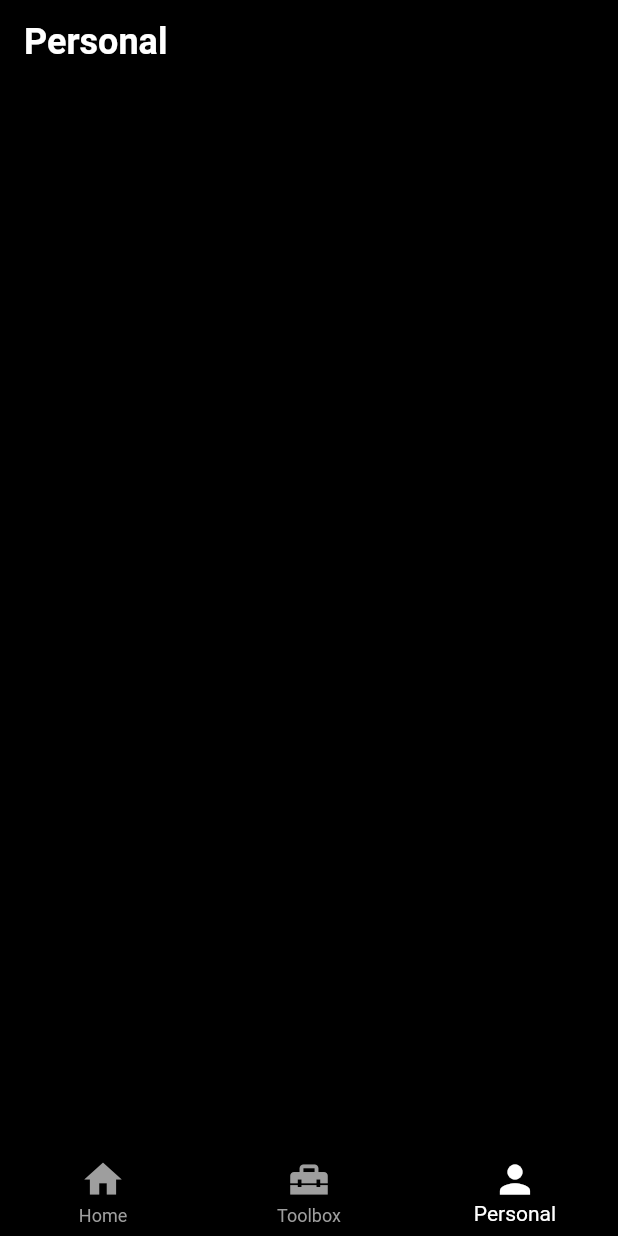
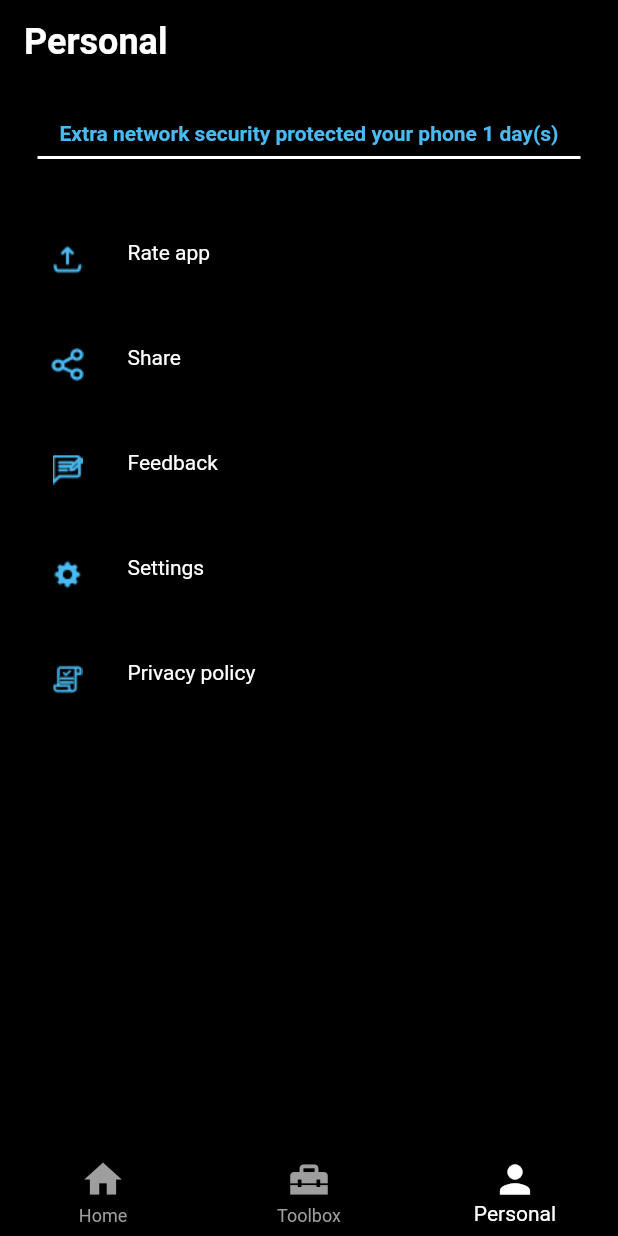
Before and after one commit to Doomzy/cleaner_app-flutterUI, a Flutter app: the screen it shows after launch, item 3 of the bottom bar chosen, on a phone screen of 412 x 824 dp. Run offline on Flutter 3.47's test engine with Material 2 defaults, Android fonts, the phone set to English and light mode, and no system bars.

Commit message:
2.2 created the personal tab and the settings pop-ups and functionalities

```diff
--- a/lib/layout/layout.dart
+++ b/lib/layout/layout.dart
@@ -1,4 +1,5 @@
 import 'package:cleaner_app_ui/providers/home_provider.dart';
+import 'package:cleaner_app_ui/providers/settings_provider.dart';
 import 'package:cleaner_app_ui/providers/toolbox_provider.dart';
 import 'package:cleaner_app_ui/screens/home/home_screen.dart';
 import 'package:flutter/material.dart';
@@ -16,6 +17,9 @@ class MyApp extends StatelessWidget {
         ),
         ChangeNotifierProvider<ToolboxProvider>(
           create: (context) => ToolboxProvider(),
+        ),
+        ChangeNotifierProvider<SettingsProvider>(
+          create: (context) => SettingsProvider(),
         ),
       ],
       builder: (context, child) => MaterialApp(
--- a/lib/models/models.dart
+++ b/lib/models/models.dart
@@ -3,3 +3,9 @@ class appModel {
   String appName;
   appModel(this.iconPath, this.appName);
 }
+
+class settingsModel {
+  String name;
+  String? info;
+  settingsModel(this.name, this.info);
+}
--- /dev/null
+++ b/lib/providers/settings_provider.dart
@@ -0,0 +1,53 @@
+import 'package:cleaner_app_ui/models/models.dart';
+import 'package:flutter/cupertino.dart';
+
+class SettingsProvider extends ChangeNotifier {
+  Map<settingsModel, bool> genSettings = {
+    settingsModel('Notification switcher', null): true,
+    settingsModel('On', null): true,
+  };
+  Map<settingsModel, bool> notifSettings = {
+    settingsModel('Phone boost reminder', 'Remind when memory overheating'):
+        true,
+    settingsModel('CPU cooler reminder', 'Remind me when CPU overheating'):
+        true,
+    settingsModel('Battery saver', 'Remind me when apps draining battery'):
+        true,
+    settingsModel('App install', 'Delete the APK file after app installed'):
+        true,
+    settingsModel('App uninstall', 'Delete the APK file after app unstalled'):
+        true,
+  };
+
+  void toggleSettings(b, e, sId) {
+    if (sId == 1)
+      genSettings[e] = b;
+    else
+      notifSettings[e] = b;
+    notifyListeners();
+  }
+
+  var startTime = '10:00 AM';
+  var stopTime = '8:00 PM';
+
+  void setTime(v, tId) {
+    if (tId == 1)
+      startTime = v;
+    else
+      stopTime = v;
+    notifyListeners();
+  }
+
+  List reminderFrequincies = [
+    'Every day',
+    'Every 3 day',
+    'Every 7 day',
+    'Never remind',
+  ];
+  var reminderFreq = 0;
+
+  void setFreq(i) {
+    reminderFreq = i;
+    notifyListeners();
+  }
+}
--- a/lib/screens/home/tabs/personal.dart
+++ b/lib/screens/home/tabs/personal.dart
@@ -1,9 +1,50 @@
 import 'package:cleaner_app_ui/providers/home_provider.dart';
+import 'package:cleaner_app_ui/shared/components/components.dart';
 import 'package:flutter/material.dart';
 import 'package:provider/provider.dart';
 
+import 'personal_screens/settings.dart';
+
 Widget personalTab() => Consumer<HomeProvider>(
-      builder: (context, hp, child) => Column(
-        children: [],
+      builder: (context, hp, child) => Padding(
+        padding: EdgeInsetsDirectional.all(25),
+        child: Column(
+          children: [
+            customText(
+              text: 'Extra network security protected your phone 1 day(s)',
+              fontSize: 14,
+              fontWeight: FontWeight.bold,
+              Color: Color.fromRGBO(74, 186, 242, 1),
+            ),
+            Divider(color: Colors.white, thickness: 2),
+            SizedBox(height: 40),
+            listOptions(
+              header: 'Rate app',
+              icon: 'assets/icons/rate.png',
+            ),
+            SizedBox(height: 30),
+            listOptions(
+              header: 'Share',
+              icon: 'assets/icons/share.png',
+            ),
+            SizedBox(height: 30),
+            listOptions(
+              header: 'Feedback',
+              icon: 'assets/icons/feedback.png',
+            ),
+            SizedBox(height: 30),
+            listOptions(
+              header: 'Settings',
+              icon: 'assets/icons/settings.png',
+              context: context,
+              screen: settingsScreen(),
+            ),
+            SizedBox(height: 30),
+            listOptions(
+              header: 'Privacy policy',
+              icon: 'assets/icons/policy.png',
+            ),
+          ],
+        ),
       ),
     );
--- a/lib/screens/home/tabs/toolbox.dart
+++ b/lib/screens/home/tabs/toolbox.dart
@@ -21,7 +21,7 @@ Widget toolboxTab() => Consumer<HomeProvider>(
               letteSpacing: 1.5,
             ),
             SizedBox(height: 20),
-            toolboxOptions(
+            listOptions(
               header: 'App uninstall',
               info: 'Rapidly uninstall useless apps',
               icon: 'assets/icons/android.png',
@@ -36,7 +36,7 @@ Widget toolboxTab() => Consumer<HomeProvider>(
               letteSpacing: 1.5,
             ),
             SizedBox(height: 20),
-            toolboxOptions(
+            listOptions(
               header: 'Notification',
               info: 'Make messy notification bar fresh again',
               icon: 'assets/icons/notification.png',
@@ -44,7 +44,7 @@ Widget toolboxTab() => Consumer<HomeProvider>(
               screen: NotificationScreen(),
             ),
             SizedBox(height: 20),
-            toolboxOptions(
+            listOptions(
               header: 'App lock',
               info: 'Protect the privacy data and the property',
               icon: 'assets/icons/lock.png',
--- a/lib/screens/home/tabs/toolbox_screens/app_lock.dart
+++ b/lib/screens/home/tabs/toolbox_screens/app_lock.dart
@@ -25,7 +25,7 @@ class AppLockScreen extends StatelessWidget {
               SizedBox(height: 20),
               Column(
                 children: tp.appLockApps.entries.map((e) {
-                  return appToggleWidget(
+                  return toggleWidget(
                     e.key.iconPath,
                     name: e.key.appName,
                     toggle: (b) => tp.toggleSwitch(b, e.key, 3),
--- a/lib/screens/home/tabs/toolbox_screens/notification.dart
+++ b/lib/screens/home/tabs/toolbox_screens/notification.dart
@@ -25,7 +25,7 @@ class NotificationScreen extends StatelessWidget {
               SizedBox(height: 20),
               Column(
                 children: tp.socialNApps.entries.map((e) {
-                  return appToggleWidget(
+                  return toggleWidget(
                     e.key.iconPath,
                     name: e.key.appName,
                     toggle: (b) => tp.toggleSwitch(b, e.key, 1),
@@ -43,7 +43,7 @@ class NotificationScreen extends StatelessWidget {
               SizedBox(height: 20),
               Column(
                 children: tp.thirdPApps.entries.map((e) {
-                  return appToggleWidget(
+                  return toggleWidget(
                     e.key.iconPath,
                     name: e.key.appName,
                     toggle: (b) => tp.toggleSwitch(b, e.key, 2),
```
Also changed, not shown: lib/screens/home/tabs/personal_screens/settings.dart (added, +202 -0 lines), lib/shared/components/components.dart (+115 -8 lines), assets/icons/feedback.png (added), assets/icons/policy.png (added), assets/icons/rate.png (added), assets/icons/settings.png (added), assets/icons/share.png (added).
